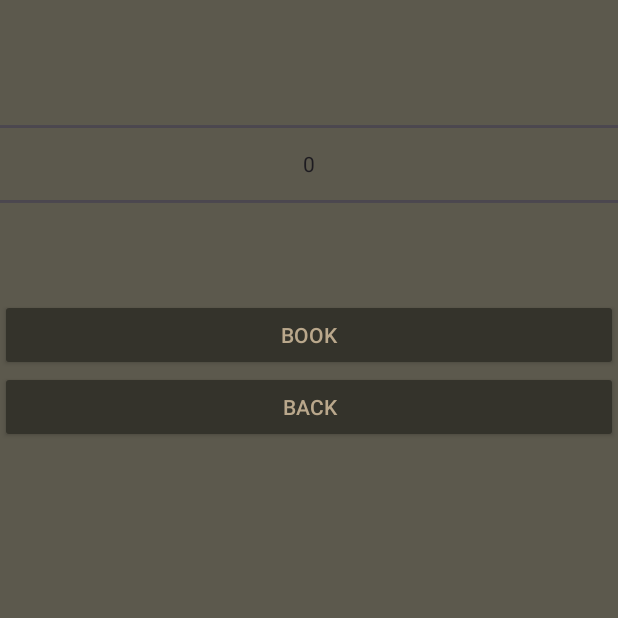
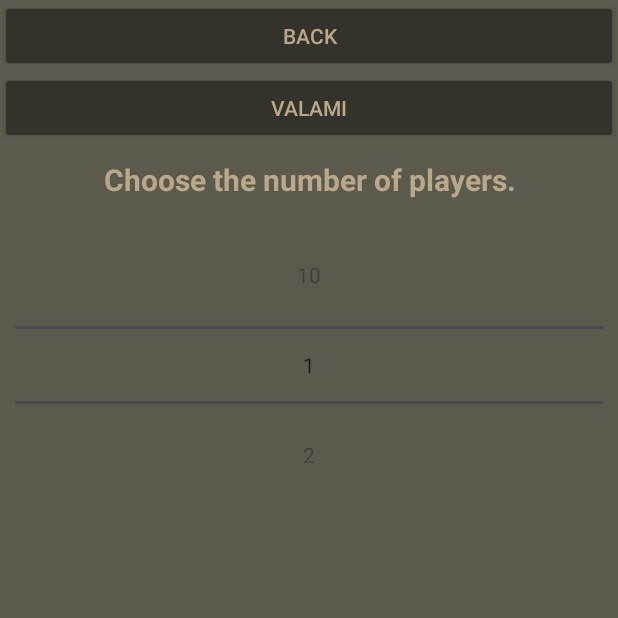
Before and after one commit to Abradave/Boardgame_Project_Android, an Android app: the AppointmentActivity screen opened directly, with no data from a screen before it, on a phone screen of 412 x 824 dp, the top half of it. Run offline under Robolectric (Android 15) with nearby library versions, the phone set to English and light mode, and no system bars; network calls fail; 4 statements that could not run were skipped.

Commit message:
AppointmentLog

```diff
--- a/app/src/main/AndroidManifest.xml
+++ b/app/src/main/AndroidManifest.xml
@@ -15,6 +15,9 @@
         android:theme="@style/Theme.Boardgame_Project_Android"
         android:usesCleartextTraffic="true"
         tools:targetApi="31">
+        <activity
+            android:name=".MyProfilActivity"
+            android:exported="false" />
         <activity
             android:name=".AppointmentActivity"
             android:exported="false" />
--- a/app/src/main/java/com/example/boardgame_project_android/AppointmentActivity.java
+++ b/app/src/main/java/com/example/boardgame_project_android/AppointmentActivity.java
@@ -31,12 +31,12 @@ import java.util.List;
 
 public class AppointmentActivity extends AppCompatActivity {
     private String urlapp = "http://10.0.2.2:8000/api/appointment";
-    private String urlemp = "http://10.0.2.2:8000/api/employee";
     private ListView lvAppointments;
-    private AppCompatButton btnAppointmentBook;
+    private NumberPicker npAppointmentPlayers;
     private AppCompatButton btnAppointmentBack;
+    private AppCompatButton btnAppointmentValami;
+    private TextView tvAppointmentDate;
     private List<Appointments> app = new ArrayList<>();
-    private List<Employee> emp = new ArrayList<>();
 
     @Override
     protected void onCreate(Bundle savedInstanceState) {
@@ -57,31 +57,56 @@ public class AppointmentActivity extends AppCompatActivity {
             startActivity(intent);
             finish();
         });
+
+        btnAppointmentValami.setOnClickListener(v -> {
+            for (Appointments appointments : app){
+                if (appointments.isBooked() == 0){
+                    Toast.makeText(AppointmentActivity.this, String.valueOf(appointments.getEmployee_id()), Toast.LENGTH_SHORT).show();
+                    appointments.setBooked(1);
+                }
+            }
+        });
+
+
     }
 
-    public void init(){
+    public void init() {
         lvAppointments = findViewById(R.id.lvAppointments);
         lvAppointments.setAdapter(new AppointmentsAdapter());
         btnAppointmentBack = findViewById(R.id.btnAppoinmentBack);
-        btnAppointmentBook = findViewById(R.id.btnAppoinmentBack);
+        btnAppointmentValami = findViewById(R.id.btnAppoinmentValami);
+        tvAppointmentDate = findViewById(R.id.tvAppointmentDate);
+        npAppointmentPlayers = findViewById(R.id.npAppointmentPlayers);
+        npAppointmentPlayers.setMinValue(1);
+        npAppointmentPlayers.setMaxValue(10);
     }
 
     private class AppointmentsAdapter extends ArrayAdapter<Appointments> {
 
-        public AppointmentsAdapter(){super(AppointmentActivity.this, R.layout.appointments_list_item, app);}
+        public AppointmentsAdapter() {
+            super(AppointmentActivity.this, R.layout.appointments_list_item, app);
+        }
 
         @NonNull
         @Override
-        public View getView(int position, @Nullable View convertView, @NonNull ViewGroup parent){
+        public View getView(int position, @Nullable View convertView, @NonNull ViewGroup parent) {
             LayoutInflater inflater = getLayoutInflater();
-            View view = inflater.inflate(R.layout.appointments_list_item,null,false);
-            TextView tvAppointmentDate = view.findViewById(R.id.tvAppointmentDateList);
+            View view = inflater.inflate(R.layout.appointments_list_item, null, false);
+            TextView tvAppointmentDateList = view.findViewById(R.id.tvAppointmentDateList);
             TextView tvAppointmentGKName = view.findViewById(R.id.tvAppointmentGKName);
+            AppCompatButton btnAppointmentBook = view.findViewById(R.id.btnAppointmentBook);
 
             Appointments actapp = app.get(position);
 
-            tvAppointmentDate.setText(actapp.getAppointment());
-            tvAppointmentGKName.setText(String.valueOf(actapp.getEmployee_id()));
+            if (actapp.isBooked() == 0) {
+                tvAppointmentDateList.setText(actapp.getAppointment());
+                tvAppointmentGKName.setText(String.valueOf(actapp.getEmployee_id()));
+            }
+            else {
+
+            }
+
+
             return view;
         }
     }
@@ -89,38 +114,55 @@ public class AppointmentActivity extends AppCompatActivity {
     public class RequestTask extends AsyncTask<Void, Void, Response> {
         String requestUrl;
         String requestType;
+        String requestParams;
 
-        public RequestTask(String requestUrl, String requestType){
+        public RequestTask(String requestUrl, String requestType) {
             this.requestUrl = requestUrl;
             this.requestType = requestType;
         }
+
+        public RequestTask(String requestUrl, String requestType, String requestParams) {
+            this.requestUrl = requestUrl;
+            this.requestType = requestType;
+            this.requestParams = requestParams;
+        }
+
         @Override
-        protected Response doInBackground(Void... voids){
+        protected Response doInBackground(Void... voids) {
             Response response = null;
-            try{
-                if (requestType.equals("GET")){
+            try {
+                if (requestType.equals("GET")) {
                     response = RequestHandler.get(requestUrl);
+                } else if (requestType.equals("POST")) {
+                    response = RequestHandler.post(requestUrl, requestParams);
                 }
-            }catch (IOException e){
+            } catch (IOException e) {
                 Toast.makeText(AppointmentActivity.this, e.toString(), Toast.LENGTH_SHORT).show();
             }
             return response;
         }
+
         @Override
-        protected void onPostExecute(Response response){
+        protected void onPostExecute(Response response) {
             super.onPostExecute(response);
             Gson converter = new Gson();
-            if (response.getResponseCode() >= 400){
+            if (response.getResponseCode() >= 400) {
                 Toast.makeText(AppointmentActivity.this, "Error", Toast.LENGTH_SHORT).show();
                 Log.d("onPostExecute:", response.getContent());
             }
-            if (requestType.equals("GET")){
-                Appointments[] appArray = converter.fromJson(response.getContent(),Appointments[].class);
+            if (requestType.equals("GET")) {
+                Appointments[] appArray = converter.fromJson(response.getContent(), Appointments[].class);
                 app.clear();
                 app.addAll(Arrays.asList(appArray));
                 lvAppointments.invalidateViews();
                 Toast.makeText(AppointmentActivity.this, "Success", Toast.LENGTH_SHORT).show();
             }
+            if (requestType.equals("POST")) {
+                Toast.makeText(AppointmentActivity.this, "Appointment Booked", Toast.LENGTH_SHORT).show();
+                Intent intent = new Intent(AppointmentActivity.this, LoggedInActivity.class);
+                startActivity(intent);
+                finish();
+            }
         }
     }
 }
--- a/app/src/main/java/com/example/boardgame_project_android/Appointments.java
+++ b/app/src/main/java/com/example/boardgame_project_android/Appointments.java
@@ -18,6 +18,11 @@ public class Appointments {
         this.booked = booked;
         this.guest_id = guest_id;
         this.board_game_id = board_game_id;
+        this.number_of_players = number_of_players;
+    }
+
+    public Appointments(int booked, int number_of_players) {
+        this.booked = booked;
         this.number_of_players = number_of_players;
     }
 
--- a/app/src/main/java/com/example/boardgame_project_android/RegisterActivity.java
+++ b/app/src/main/java/com/example/boardgame_project_android/RegisterActivity.java
@@ -20,7 +20,9 @@ import com.google.gson.Gson;
 
 import java.io.IOException;
 import java.sql.Date;
+import java.util.ArrayList;
 import java.util.FormatFlagsConversionMismatchException;
+import java.util.List;
 
 public class RegisterActivity extends AppCompatActivity {
 
--- a/app/src/main/java/com/example/boardgame_project_android/Users.java
+++ b/app/src/main/java/com/example/boardgame_project_android/Users.java
@@ -21,10 +21,9 @@ public class Users {
         this.g_phone_number = g_phone_number;
     }
 
-    public Users(int id, String g_password, String g_email) {
-        this.id = id;
+    public Users(String g_email, String g_password) {
+        this.g_email = g_email;
         this.g_password = g_password;
-        this.g_email = g_email;
     }
 
     public int getId() {
--- a/app/src/main/res/layout/activity_appointment.xml
+++ b/app/src/main/res/layout/activity_appointment.xml
@@ -10,27 +10,6 @@
     android:padding="10dp"
     tools:context=".AppointmentActivity">
 
-    <TextView
-        android:layout_width="match_parent"
-        android:layout_height="wrap_content"
-        android:id="@+id/twAppointmentDate">
-    </TextView>
-
-    <NumberPicker
-        android:layout_width="match_parent"
-        android:layout_height="wrap_content"
-        android:id="@+id/npAppointmentPlayers">
-    </NumberPicker>
-
-    <androidx.appcompat.widget.AppCompatButton
-        android:layout_width="match_parent"
-        android:layout_height="wrap_content"
-        android:id="@+id/btnAppointmentBook"
-        android:textColor="@color/text"
-        android:backgroundTint="@color/button"
-        android:text="Book">
-    </androidx.appcompat.widget.AppCompatButton>
-
     <androidx.appcompat.widget.AppCompatButton
         android:layout_width="match_parent"
         android:layout_height="wrap_content"
@@ -39,6 +18,34 @@
         android:backgroundTint="@color/button"
         android:text="Back">
     </androidx.appcompat.widget.AppCompatButton>
+
+    <androidx.appcompat.widget.AppCompatButton
+        android:layout_width="match_parent"
+        android:layout_height="wrap_content"
+        android:id="@+id/btnAppoinmentValami"
+        android:textColor="@color/text"
+        android:backgroundTint="@color/button"
+        android:text="Valami">
+    </androidx.appcompat.widget.AppCompatButton>
+
+    <TextView
+        android:layout_width="match_parent"
+        android:layout_height="wrap_content"
+        android:id="@+id/tvAppointmentDate"
+        android:text="Choose the number of players."
+        android:textAlignment="center"
+        android:textSize="20sp"
+        android:textStyle="bold"
+        android:textColor="@color/text"
+        android:padding="10dp">
+    </TextView>
+
+    <NumberPicker
+        android:layout_width="match_parent"
+        android:layout_height="wrap_content"
+        android:id="@+id/npAppointmentPlayers"
+        android:layout_margin="10dp">
+    </NumberPicker>
 
     <ListView
         android:layout_width="match_parent"
```
Also changed, not shown: app/src/main/java/com/example/boardgame_project_android/LoggedInActivity.java (+75 -0 lines), app/src/main/java/com/example/boardgame_project_android/LoginActivity.java (+8 -2 lines), app/src/main/java/com/example/boardgame_project_android/MyProfilActivity.java (added, +98 -0 lines), app/src/main/res/layout/activity_logged_in.xml (+9 -0 lines), app/src/main/res/layout/activity_my_profil.xml (added, +96 -0 lines), app/src/main/res/layout/appointments_list_item.xml (+9 -0 lines).
